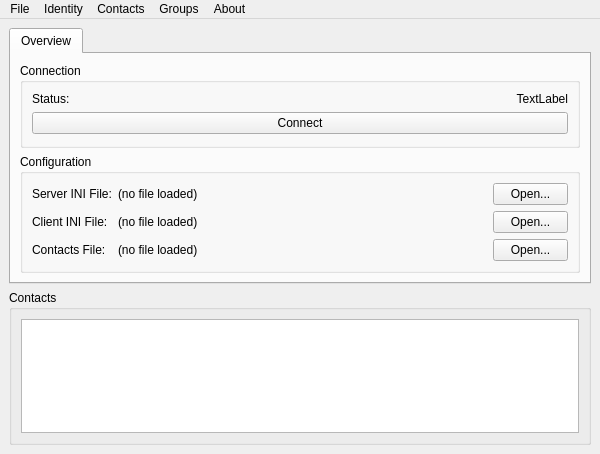
This is src/main.ui in blizzard4591/openMittsu as Qt 5 draws it before an edit. The edited form follows.
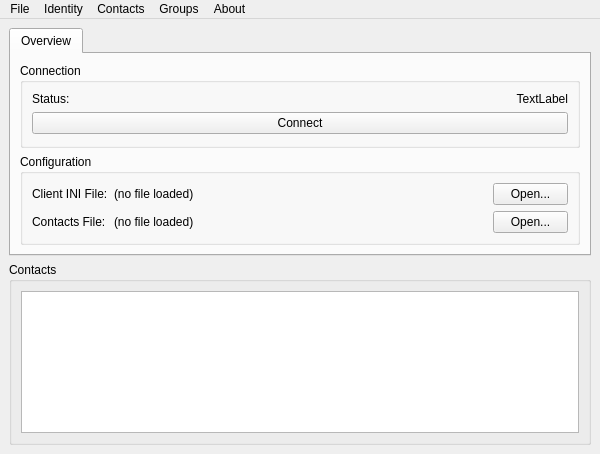
This is the edited form. Custom widgets are drawn as their Qt base class.

Commit message: Removed need for explicit Server Config and hardcoded the default server with certificates.

Diff of the .ui file:
```diff
--- a/src/main.ui
+++ b/src/main.ui
@@ -81,49 +81,24 @@
         </item>
         <item>
          <widget class="QGroupBox" name="gboxConfiguration">
+          <property name="sizePolicy">
+           <sizepolicy hsizetype="Preferred" vsizetype="Minimum">
+            <horstretch>0</horstretch>
+            <verstretch>0</verstretch>
+           </sizepolicy>
+          </property>
           <property name="title">
            <string>Configuration</string>
           </property>
           <layout class="QFormLayout" name="formLayout_2">
            <item row="0" column="0">
-            <widget class="QLabel" name="lblDescServerIni">
-             <property name="text">
-              <string>Server INI File:</string>
-             </property>
-            </widget>
-           </item>
-           <item row="0" column="1">
-            <layout class="QHBoxLayout" name="horizontalLayout">
-             <item>
-              <widget class="QLabel" name="lblServerIni">
-               <property name="text">
-                <string>(no file loaded)</string>
-               </property>
-              </widget>
-             </item>
-             <item>
-              <widget class="QPushButton" name="btnOpenServerIni">
-               <property name="maximumSize">
-                <size>
-                 <width>75</width>
-                 <height>16777215</height>
-                </size>
-               </property>
-               <property name="text">
-                <string>Open...</string>
-               </property>
-              </widget>
-             </item>
-            </layout>
-           </item>
-           <item row="1" column="0">
             <widget class="QLabel" name="lblDescClientIni">
              <property name="text">
               <string>Client INI File:</string>
              </property>
             </widget>
            </item>
-           <item row="1" column="1">
+           <item row="0" column="1">
             <layout class="QHBoxLayout" name="horizontalLayout_2">
              <item>
               <widget class="QLabel" name="lblClientIni">
@@ -147,14 +122,14 @@
              </item>
             </layout>
            </item>
-           <item row="2" column="0">
+           <item row="1" column="0">
             <widget class="QLabel" name="lblDescContacts">
              <property name="text">
               <string>Contacts File:</string>
              </property>
             </widget>
            </item>
-           <item row="2" column="1">
+           <item row="1" column="1">
             <layout class="QHBoxLayout" name="horizontalLayout_3">
              <item>
               <widget class="QLabel" name="lblContacts">
@@ -187,6 +162,12 @@
     </item>
     <item>
      <widget class="QGroupBox" name="gboxContacts">
+      <property name="sizePolicy">
+       <sizepolicy hsizetype="Preferred" vsizetype="Expanding">
+        <horstretch>0</horstretch>
+        <verstretch>0</verstretch>
+       </sizepolicy>
+      </property>
       <property name="title">
        <string>Contacts</string>
       </property>
```
Left out of the diff: 6 changed lines with no effect on the pictures. The commit also changes 3 other files.
